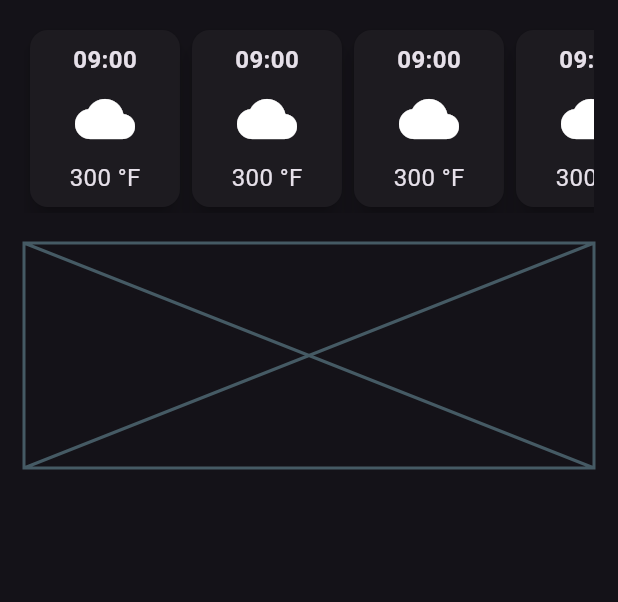
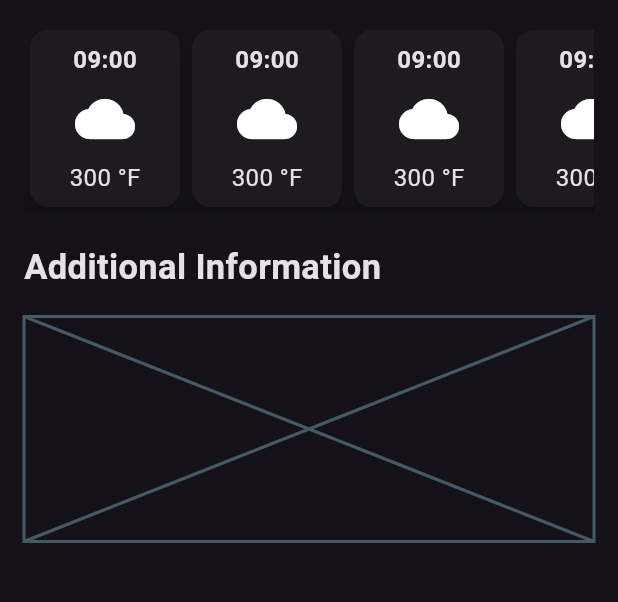
Before and after one commit to Mounirou12/WeatherFlutter, a Flutter app: the screen it shows after launch, on a phone screen of 412 x 824 dp, the part 492-1094 px from its top. Run offline on Flutter 3.47's test engine with Material 3 defaults, Android fonts, the phone set to English and light mode, and no system bars.

Commit message:
Same thing like Weather Forecast

```diff
--- a/lib/weather_screen.dart
+++ b/lib/weather_screen.dart
@@ -101,12 +101,23 @@ class _WeatherScreenState extends State<WeatherScreen> {
                   HourlyForecastItem(),
                   HourlyForecastItem(),
                   HourlyForecastItem(),
-                 ],
+                ],
               ),
             ),
             const SizedBox(
               height: 20,
             ),
+            Align(
+              alignment: Alignment.centerLeft,
+              child: const Text(
+                'Additional Information',
+                style: TextStyle(fontSize: 23, fontWeight: FontWeight.bold),
+              ),
+            ),
+            const SizedBox(
+              height: 16,
+            ),
+            // weather additional information
             // sweather additonal information
             const Placeholder(
               fallbackHeight: 150,
```
